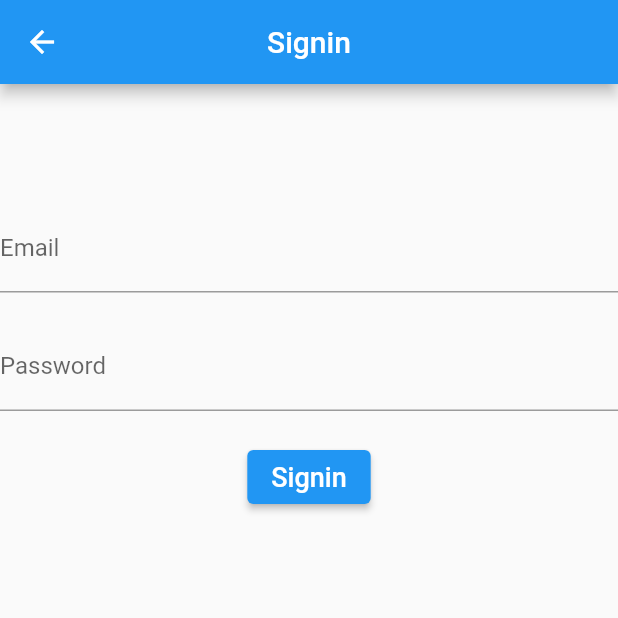
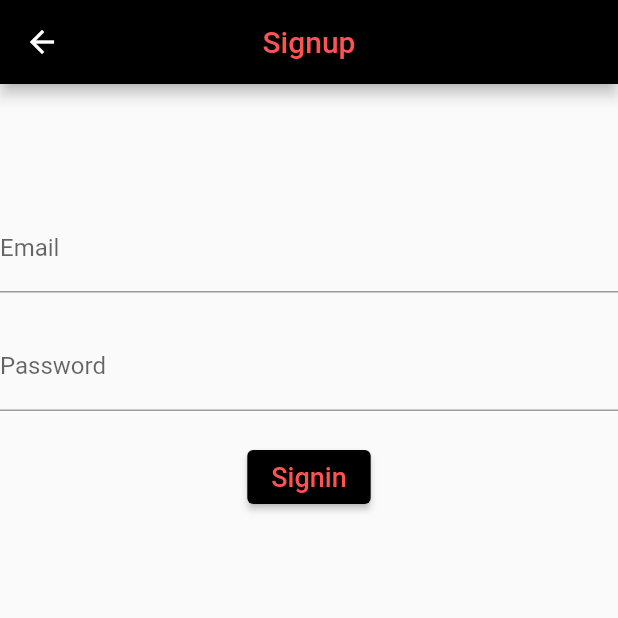
Before and after one commit to rutvik-jain/notes, a Flutter app: the Signup screen opened directly, after a tap on "Signin", on a phone screen of 412 x 824 dp, the top half of it. Run offline on Flutter 3.47's test engine with Material 2 defaults, Android fonts, the phone set to English and light mode, and no system bars; our stand-ins replace cloud_firestore, firebase_auth, firebase_core; accounts and stored records are empty; network calls fail.

```diff
--- a/lib/notes.dart
+++ b/lib/notes.dart
@@ -1,6 +1,8 @@
 import 'package:cloud_firestore/cloud_firestore.dart';
+import 'package:firebase_auth/firebase_auth.dart';
 import 'package:flutter/material.dart';
 import 'package:notes/add_note.dart';
+import 'package:notes/login.dart';
 
 class Note extends StatefulWidget {
   final String title;
@@ -22,6 +24,10 @@ class _NoteState extends State<Note> {
           fontWeight: FontWeight.bold,
           fontSize: 26,
         ),),
+        actions: [
+          IconButton(onPressed: (){},
+              icon: const Icon(Icons.logout,color: Colors.redAccent,))
+        ],
       ),
       body:
       StreamBuilder<QuerySnapshot>(
--- a/lib/signup.dart
+++ b/lib/signup.dart
@@ -1,4 +1,7 @@
+import 'package:cloud_firestore/cloud_firestore.dart';
+import 'package:firebase_auth/firebase_auth.dart';
 import 'package:flutter/material.dart';
+import 'package:notes/notes.dart';
 
 class Signup extends StatefulWidget {
   const Signup({Key? key}) : super(key: key);
@@ -10,6 +13,7 @@ class Signup extends StatefulWidget {
 class _SignupState extends State<Signup> {
   TextEditingController emailController = TextEditingController();
   TextEditingController pwdController = TextEditingController();
+  final auth = FirebaseAuth.instance;
   late String email;
   late String password;
 
@@ -17,7 +21,9 @@ class _SignupState extends State<Signup> {
   Widget build(BuildContext context) {
     return Scaffold(
       appBar: AppBar(
-        title: Text('Signin'),
+        backgroundColor: Colors.black,
+        title: Text('Signup',
+          style: TextStyle(color: Colors.redAccent),),
         centerTitle: true,
       ),
       body: Column(
@@ -50,9 +56,29 @@ class _SignupState extends State<Signup> {
             },
           ),
           const SizedBox(height: 20),
-          ElevatedButton(onPressed: (){},
+          ElevatedButton(onPressed: (){
+              FirebaseAuth.instance.createUserWithEmailAndPassword(email: emailController.text,
+                  password: pwdController.text).then((signedInUser){
+                    FirebaseFirestore.instance.collection('users')
+                        .add({'email': emailController.text, 'password': pwdController.text})
+                        .then((value){
+                          if (signedInUser != null){
+                            Navigator.push(context, MaterialPageRoute(
+                                builder: (BuildContext context){
+                                  return Note('', '');
+                                }));
+                          }
+                    })
+                    .catchError((e){
+                      print(e);
+                    });
+              }).catchError((e){
+                print(e);
+              });
+          },
+              style: ButtonStyle(backgroundColor: MaterialStateProperty.all(Colors.black)),
               child: const Text('Signin',style: TextStyle(
-                  color: Colors.white,fontSize: 18),
+                  color: Colors.redAccent,fontSize: 18),
               )),
         ],
       ),
```
Also changed, not shown: lib/login.dart (+23 -8 lines).
